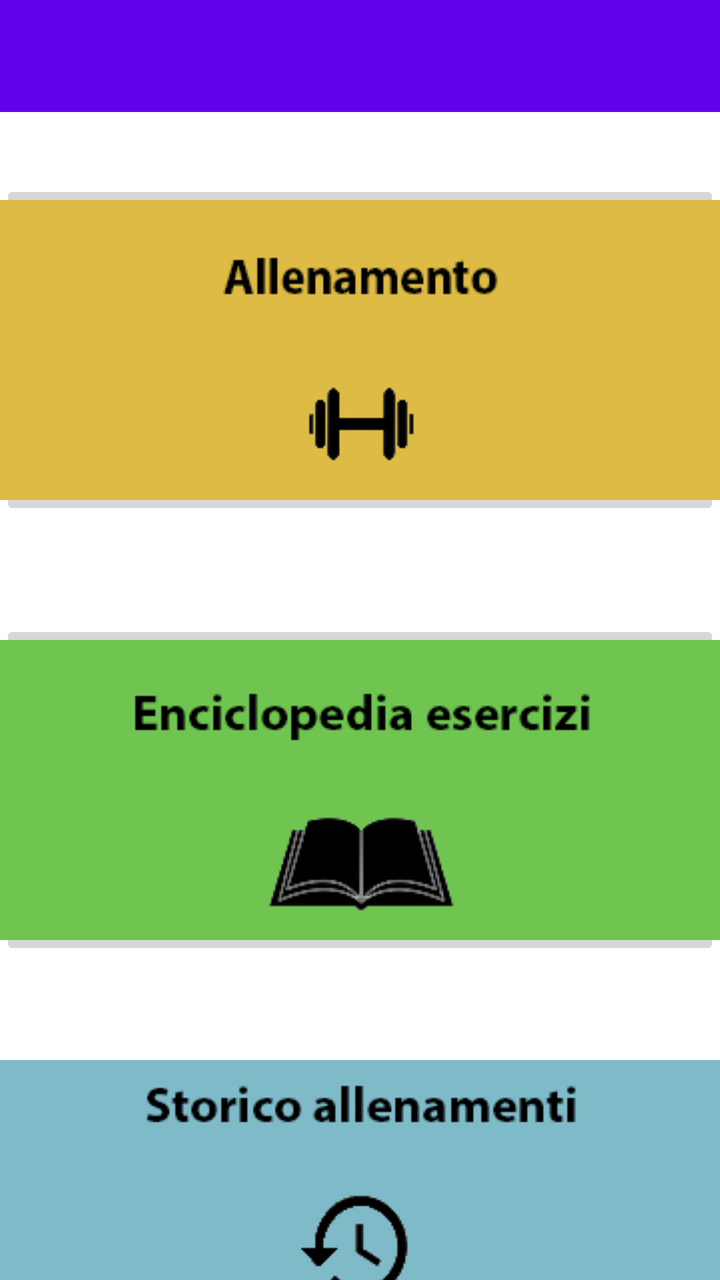
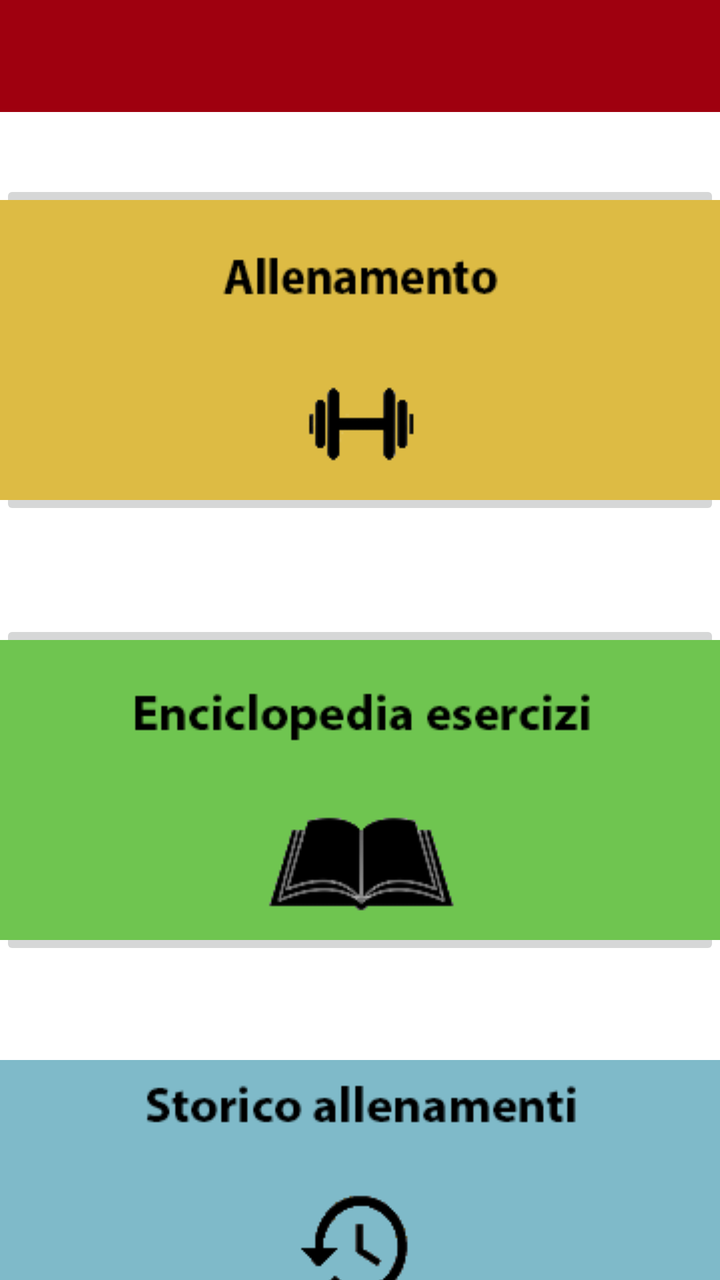

Screens rendered from an Android XML layout before and after an edit, with the pre-edit source and the edit as a unified diff.
<!-- AndroidManifest.xml: application theme Theme.YourCali -->
<!-- res/layout/activity_home.xml -->
<?xml version="1.0" encoding="utf-8"?>
<LinearLayout xmlns:android="http://schemas.android.com/apk/res/android"
    xmlns:app="http://schemas.android.com/apk/res-auto"
    android:layout_width="match_parent"
    android:layout_height="match_parent"
    android:orientation="vertical">

    <androidx.appcompat.widget.Toolbar
        android:id="@+id/toolbar"
        android:layout_width="match_parent"
        android:layout_height="wrap_content"
        android:background="?attr/colorPrimary"
        android:minHeight="?attr/actionBarSize"
        android:theme="?attr/actionBarTheme" />

    <Space
        android:layout_width="match_parent"
        android:layout_height="34dp" />

    <ImageButton
        android:id="@+id/workoutButton"
        android:layout_width="match_parent"
        android:layout_height="wrap_content"
        app:srcCompat="@drawable/dumbbell"
        android:contentDescription="@string/workout" />

    <Space
        android:layout_width="match_parent"
        android:layout_height="50dp" />

    <ImageButton
        android:id="@+id/exercisesEncyclopediaButton"
        android:layout_width="match_parent"
        android:layout_height="wrap_content"
        app:srcCompat="@drawable/book"
        android:contentDescription="@string/encyclopedia" />

    <Space
        android:layout_width="match_parent"
        android:layout_height="50dp" />

    <ImageButton
        android:id="@+id/workoutHistoryButton"
        android:layout_width="match_parent"
        android:layout_height="wrap_content"
        app:srcCompat="@drawable/history"
        android:contentDescription="@string/workout_history" />

</LinearLayout>
<!-- resources referenced by this layout -->
<resources>
  <!-- drawable book: png bitmap (drawable, 8194 bytes) -->
  <!-- drawable dumbbell: png bitmap (drawable, 5277 bytes) -->
  <!-- drawable history: png bitmap (drawable, 6585 bytes) -->
  <string name="encyclopedia">Encyclopedia</string>
  <string name="workout">workout</string>
  <string name="workout_history">workout history</string>
  <style name="Theme.YourCali" parent="Theme.MaterialComponents.DayNight.NoActionBar">
          
          <item name="colorPrimary">@color/purple_500</item>
          <item name="colorPrimaryVariant">@color/purple_700</item>
          <item name="colorOnPrimary">@color/white</item>
          
          <item name="colorSecondary">@color/teal_200</item>
          <item name="colorSecondaryVariant">@color/teal_700</item>
          <item name="colorOnSecondary">@color/black</item>
          
          <item name="android:statusBarColor" tools:targetApi="l">@color/DarkOrange</item>
          
      </style>
  <color name="purple_500">#FF6200EE</color>
  <color name="purple_700">#FF3700B3</color>
  <color name="white">#FFFFFFFF</color>
  <color name="teal_200">#FF03DAC5</color>
  <color name="teal_700">#FF018786</color>
  <color name="black">#FF000000</color>
  <color name="DarkOrange">#FFFC7C35</color>
</resources>

<!-- the commit's change to res/layout/activity_home.xml (unified diff, before → after) -->
@@ -9,9 +9,9 @@
         android:id="@+id/toolbar"
         android:layout_width="match_parent"
         android:layout_height="wrap_content"
-        android:background="?attr/colorPrimary"
+        android:background="@color/Cranberry"
         android:minHeight="?attr/actionBarSize"
-        android:theme="?attr/actionBarTheme" />
+        android:theme="@style/MyThemeOverlay_Toolbar2" />
 
     <Space
         android:layout_width="match_parent"
<!-- resource entries referenced after the edit -->
@@ -1,11 +1,19 @@
 <!-- resources referenced by this layout -->
 <resources>
+  <color name="Cranberry">#9F000F</color>
   <!-- drawable book: png bitmap (drawable, 8194 bytes) -->
   <!-- drawable dumbbell: png bitmap (drawable, 5277 bytes) -->
   <!-- drawable history: png bitmap (drawable, 6585 bytes) -->
   <string name="encyclopedia">Encyclopedia</string>
   <string name="workout">workout</string>
   <string name="workout_history">workout history</string>
+  <style name="MyThemeOverlay_Toolbar2" parent="ThemeOverlay.MaterialComponents.Toolbar.Primary">
+          
+          <item name="android:textColorPrimary">@color/white</item>
+  
+          
+          <item name="colorOnPrimary">@color/white</item>
+      </style>
   <style name="Theme.YourCali" parent="Theme.MaterialComponents.DayNight.NoActionBar">
           
           <item name="colorPrimary">@color/purple_500</item>
@@ -16,7 +24,7 @@
           <item name="colorSecondaryVariant">@color/teal_700</item>
           <item name="colorOnSecondary">@color/black</item>
           
-          <item name="android:statusBarColor" tools:targetApi="l">@color/DarkOrange</item>
+          <item name="android:statusBarColor">@color/DarkCranberry</item>
           
       </style>
   <color name="purple_500">#FF6200EE</color>
@@ -25,6 +33,6 @@
   <color name="teal_200">#FF03DAC5</color>
   <color name="teal_700">#FF018786</color>
   <color name="black">#FF000000</color>
-  <color name="DarkOrange">#FFFC7C35</color>
+  <color name="DarkCranberry">#FF7A020E</color>
 </resources>
 
